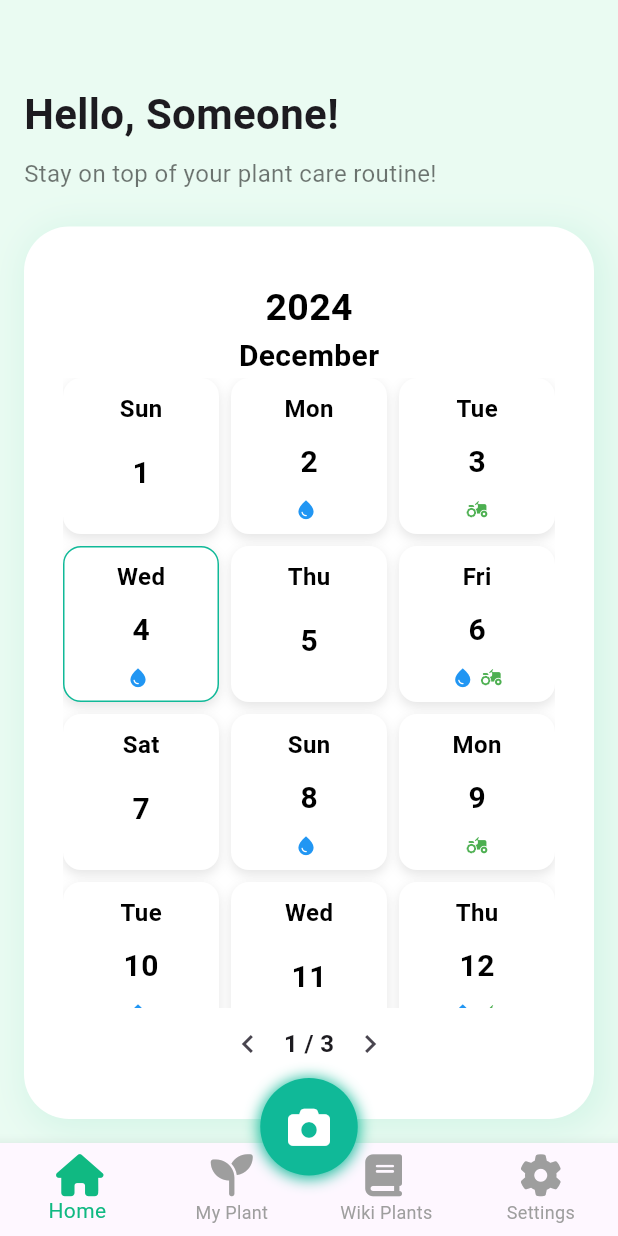
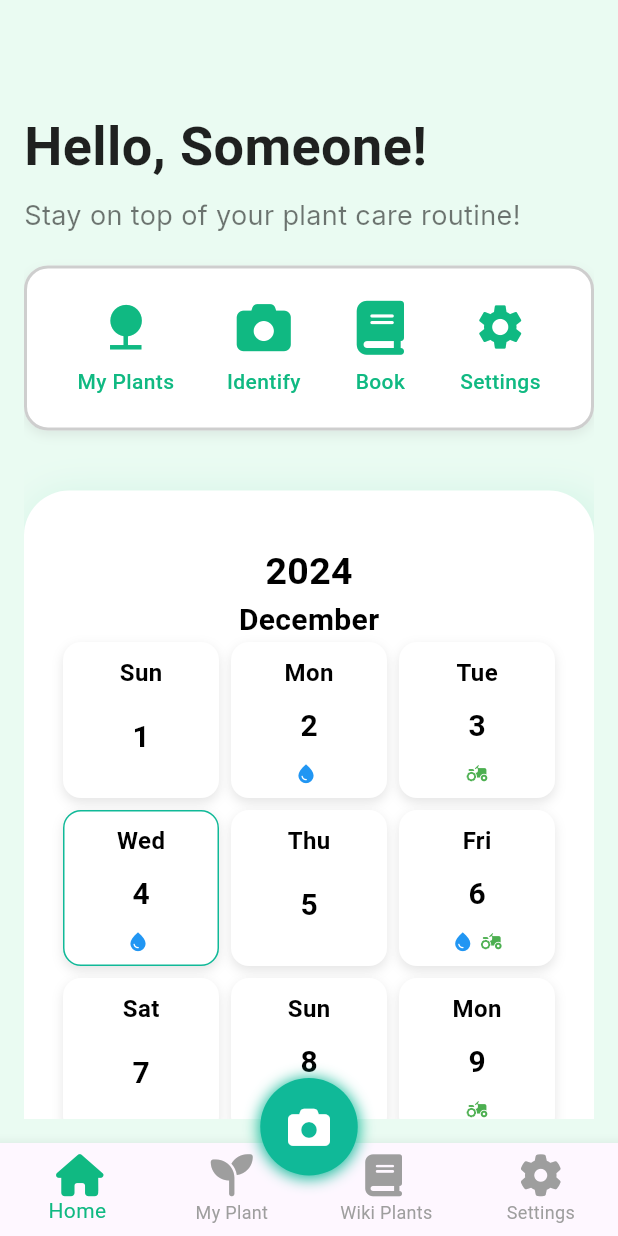
Before and after one commit to TI-3D/rawanaman, a Flutter app: the screen it shows once a user with an empty profile is signed in, on a phone screen of 412 x 824 dp. Run offline on Flutter 3.47's test engine with Material 3 defaults, Android fonts, the phone set to English and light mode, and no system bars; our stand-ins replace camera, cloud_firestore, firebase_auth, firebase_core, flutter_svg, font_awesome_flutter and 4 more; accounts and stored records are empty; generated files the repository leaves out were written again; Roboto replaces fonts that are missing (FiraSans).

Commit message:
frontend_homepage

```diff
--- a/lib/main.dart
+++ b/lib/main.dart
@@ -1,5 +1,6 @@
 import 'package:camera/camera.dart';
 import 'package:flutter/material.dart';
+import 'package:rawanaman/pages/home_screen.dart';
 import 'package:rawanaman/pages/login_page.dart';
 import 'package:rawanaman/pages/account_page.dart';
 import 'package:rawanaman/pages/myplants_page.dart';
@@ -23,6 +24,7 @@ import 'package:rawanaman/widgets/navbar.dart';
 import 'package:rawanaman/pages/splash_screen.dart';
 import 'package:firebase_core/firebase_core.dart';
 import 'firebase_options.dart';
+import 'package:rawanaman/pages/home_page.dart';
 
 Future<void> main() async {
   WidgetsFlutterBinding.ensureInitialized();
@@ -49,6 +51,7 @@ class MyApp extends StatelessWidget {
       ),
       initialRoute: '/',
       routes: {
+        //'/': (context) => HomePage(),
         '/': (context) => SplashScreen(),
         '/loginPage': (context) => LoginPage(
               isLogin: true,
@@ -79,6 +82,7 @@ class MyApp extends StatelessWidget {
         '/diagnoseResult': (context) => CardDiagnosa(),
         '/settingPage': (context) => SettingPage2(),
         '/account': (context) => AccountPage(),
+        '/home': (context) => HomeScreen(),
       },
       // home: MainScreen(),
     );
--- a/lib/pages/home_page.dart
+++ b/lib/pages/home_page.dart
@@ -1,5 +1,7 @@
 import 'package:flutter/material.dart';
-import 'package:rawanaman/widgets/card_calender.dart'; // Untuk format tanggal
+import 'package:rawanaman/widgets/card_calender.dart';
+import 'package:rawanaman/widgets/header_widget.dart';
+import 'package:rawanaman/widgets/recommendations_widget.dart';
 
 class HomePage extends StatefulWidget {
   const HomePage({super.key});
@@ -12,36 +14,24 @@ class _HomePageState extends State<HomePage> {
   @override
   Widget build(BuildContext context) {
     return Scaffold(
-      backgroundColor:
-          const Color(0xFFEAFBF2), // Warna latar belakang hijau muda
+      backgroundColor: const Color(0xFFEAFBF2),
       body: Padding(
         padding: const EdgeInsets.all(16.0),
-        child: Column(
-          crossAxisAlignment: CrossAxisAlignment.start,
-          children: const [
-            SizedBox(height: 40), // Padding atas
-            // Header
-            Text(
-              "Hello, Someone!",
-              style: TextStyle(
-                fontSize: 28,
-                fontWeight: FontWeight.bold,
+        child: SingleChildScrollView(
+          child: Column(
+            crossAxisAlignment: CrossAxisAlignment.start,
+            children: [
+              const SizedBox(height: 40),
+              const HeaderWidget(),
+              const SizedBox(height: 40),
+              const SizedBox(
+                height: 1000,
+                child: CustomCalendar(),
               ),
-            ),
-            SizedBox(height: 8),
-            Text(
-              "Stay on top of your plant care routine!",
-              style: TextStyle(
-                fontSize: 16,
-                color: Colors.black54,
-              ),
-            ),
-            SizedBox(height: 24),
-            // Kalender Realtime
-            Expanded(
-              child: CustomCalendar(), // Panggil widget kalender Anda
-            ),
-          ],
+              const SizedBox(height: 30),
+              const RecommendationsWidget(),
+            ],
+          ),
         ),
       ),
     );
--- /dev/null
+++ b/lib/widgets/header_widget.dart
@@ -0,0 +1,195 @@
+import 'package:flutter/material.dart';
+import 'package:font_awesome_flutter/font_awesome_flutter.dart';
+
+class HeaderWidget extends StatelessWidget {
+  const HeaderWidget({super.key});
+
+  @override
+  Widget build(BuildContext context) {
+    return Column(
+      crossAxisAlignment: CrossAxisAlignment.start,
+      children: [
+        const SizedBox(height: 16),
+        FittedBox(
+          fit: BoxFit.scaleDown,
+          child: const Text(
+            'Hello, Someone!',
+            style: TextStyle(
+              fontSize: 36,
+              fontWeight: FontWeight.bold,
+              color: Colors.black87,
+              fontFamily: 'FiraSans',
+            ),
+          ),
+        ),
+        const SizedBox(height: 8),
+        Align(
+          alignment: Alignment.centerLeft,
+          child: const Text(
+            'Stay on top of your plant care routine!',
+            style: TextStyle(
+              fontSize: 18,
+              color: Colors.black54,
+              fontFamily: 'Inter',
+            ),
+          ),
+        ),
+        const SizedBox(height: 20),
+
+        // Container untuk ikon-ikon
+        Container(
+          height: 110,
+          padding: const EdgeInsets.symmetric(horizontal: 16),
+          decoration: BoxDecoration(
+            color: Colors.white,
+            borderRadius: BorderRadius.circular(16),
+            border: Border.all(
+              color: Colors.grey.withOpacity(0.5),
+              width: 2,
+            ),
+            boxShadow: [
+              BoxShadow(
+                color: Colors.grey.withOpacity(0.2),
+                blurRadius: 6,
+                offset: const Offset(0, 3),
+              ),
+            ],
+          ),
+          child: Row(
+            mainAxisAlignment: MainAxisAlignment.spaceAround,
+            children: [
+              _buildIconWithLabel(
+                context: context,
+                icon: Icons.nature,
+                label: 'My Plants',
+                iconColor: const Color(0xFF10B982),
+                textColor: const Color(0xFF10B982),
+                routeName: '/my_plants',
+              ),
+              _buildIconWithLabel(
+                context: context,
+                icon: FontAwesomeIcons.camera,
+                label: 'Identify',
+                iconColor: const Color(0xFF10B982),
+                textColor: const Color(0xFF10B982),
+                routeName: '/identify',
+              ),
+              _buildIconWithLabel(
+                context: context,
+                icon: FontAwesomeIcons.book,
+                label: 'Book',
+                iconColor: const Color(0xFF10B982),
+                textColor: const Color(0xFF10B982),
+                routeName: '/wiki_plant',
+              ),
+              _buildIconWithLabel(
+                context: context,
+                icon: Icons.settings,
+                label: 'Settings',
+                iconColor: const Color(0xFF10B982),
+                textColor: const Color(0xFF10B982),
+                routeName: '/settings',
+              ),
+            ],
+          ),
+        ),
+      ],
+    );
+  }
+
+  Widget _buildIconWithLabel({
+    required BuildContext context,
+    required IconData icon,
+    required String label,
+    required Color iconColor,
+    required Color textColor,
+    required String routeName,
+  }) {
+    return GestureDetector(
+      onTap: () {
+        Navigator.pushNamed(context, routeName);
+      },
+      child: Column(
+        mainAxisSize: MainAxisSize.min,
+        children: [
+          Icon(
+            icon,
+            size: 36,
+            color: iconColor,
+          ),
+          const SizedBox(height: 8),
+          Text(
+            label,
+            textAlign: TextAlign.center,
+            style: TextStyle(
+              fontSize: 14,
+              fontWeight: FontWeight.w500,
+              color: textColor,
+            ),
+          ),
+        ],
+      ),
+    );
+  }
+}
+
+void main() {
+  runApp(MaterialApp(
+    initialRoute: '/',
+    routes: {
+      '/': (context) => const Scaffold(
+            backgroundColor: Color(0xFFEFF7F2),
+            body: Center(child: HeaderWidget()),
+          ),
+      '/my_plants': (context) => const MyPlantsPage(),
+      '/identify': (context) => const IdentifyPage(),
+      '/wiki_plant': (context) => const WikiPlantPage(),
+      '/settings': (context) => const SettingsPage(),
+    },
+  ));
+}
+
+// Halaman Contoh
+class MyPlantsPage extends StatelessWidget {
+  const MyPlantsPage({super.key});
+  @override
+  Widget build(BuildContext context) {
+    return Scaffold(
+      appBar: AppBar(title: const Text('My Plants')),
+      body: const Center(child: Text('My Plants Page')),
+    );
+  }
+}
+
+class IdentifyPage extends StatelessWidget {
+  const IdentifyPage({super.key});
+  @override
+  Widget build(BuildContext context) {
+    return Scaffold(
+      appBar: AppBar(title: const Text('Identify Plant')),
+      body: const Center(child: Text('Identify Page')),
+    );
+  }
+}
+
+class WikiPlantPage extends StatelessWidget {
+  const WikiPlantPage({super.key});
+  @override
+  Widget build(BuildContext context) {
+    return Scaffold(
+      appBar: AppBar(title: const Text('Wiki Plant')),
+      body: const Center(child: Text('Wiki Plant Page')),
+    );
+  }
+}
+
+class SettingsPage extends StatelessWidget {
+  const SettingsPage({super.key});
+  @override
+  Widget build(BuildContext context) {
+    return Scaffold(
+      appBar: AppBar(title: const Text('Settings')),
+      body: const Center(child: Text('Settings Page')),
+    );
+  }
+}
```
Also changed, not shown: lib/widgets/recommendations_widget.dart (added, +87 -0 lines).
